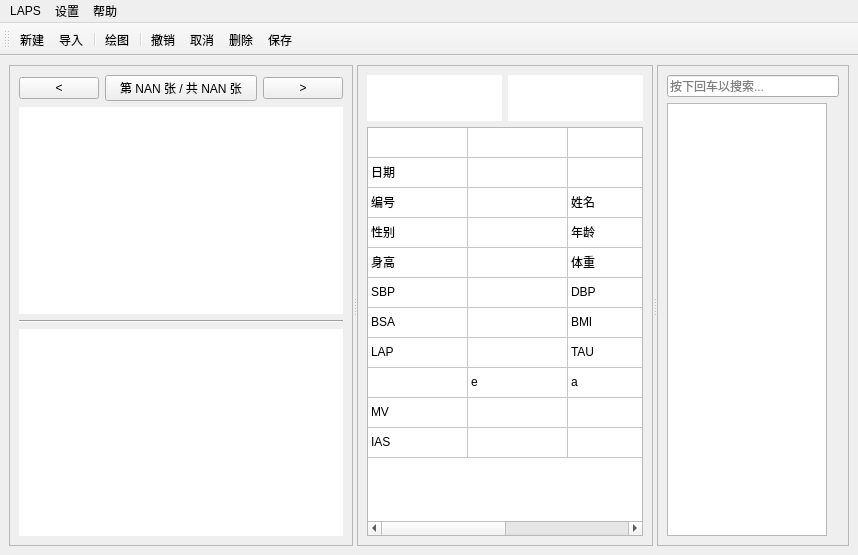
The window that UI/ui_index.ui (Orange-66/LAPS-v1.0) describes before a commit, drawn with Qt 5.
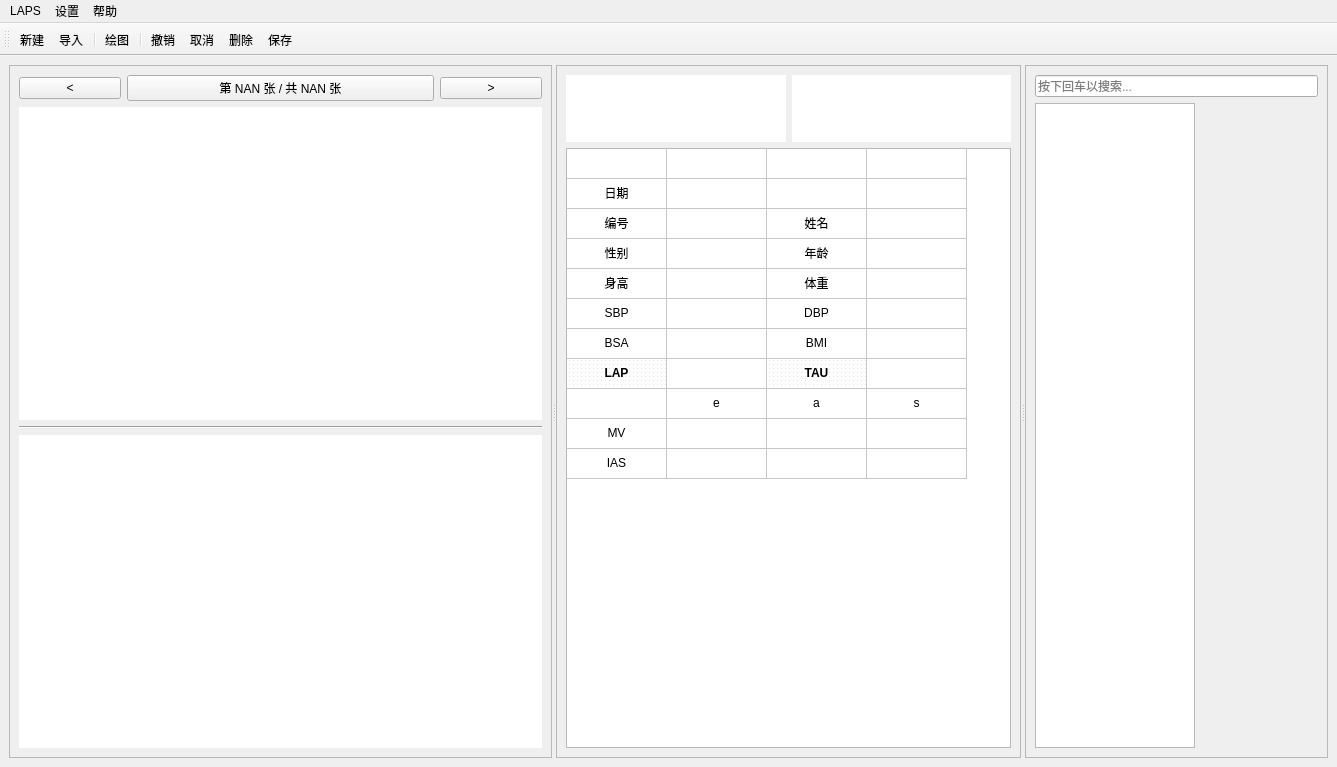
The same window after the commit. Icons and pictures are not drawn.

Patch:
```diff
--- a/UI/ui_index.ui
+++ b/UI/ui_index.ui
@@ -6,8 +6,8 @@
    <rect>
     <x>0</x>
     <y>0</y>
-    <width>858</width>
-    <height>555</height>
+    <width>1337</width>
+    <height>767</height>
    </rect>
   </property>
   <property name="windowTitle">
@@ -123,7 +123,7 @@
           <item>
            <widget class="QLabel" name="label_right_image">
             <property name="autoFillBackground">
-             <bool>true</bool>
+             <bool>false</bool>
             </property>
             <property name="styleSheet">
              <string notr="true">background:rgb(255, 255, 255)</string>
@@ -205,111 +205,430 @@
            <property name="text">
             <string>新建列</string>
            </property>
+           <property name="font">
+            <font>
+             <family>Microsoft JhengHei UI</family>
+            </font>
+           </property>
           </column>
           <column>
            <property name="text">
             <string>新建列</string>
            </property>
+           <property name="font">
+            <font>
+             <family>Microsoft YaHei UI</family>
+            </font>
+           </property>
           </column>
           <column>
            <property name="text">
             <string>新建列</string>
            </property>
+           <property name="font">
+            <font>
+             <family>Microsoft YaHei UI</family>
+            </font>
+           </property>
           </column>
           <column>
            <property name="text">
             <string>新建列</string>
            </property>
+           <property name="font">
+            <font>
+             <family>Microsoft YaHei UI</family>
+            </font>
+           </property>
           </column>
+          <item row="0" column="0">
+           <property name="text">
+            <string/>
+           </property>
+           <property name="flags">
+            <set>NoItemFlags</set>
+           </property>
+          </item>
+          <item row="0" column="1">
+           <property name="text">
+            <string/>
+           </property>
+           <property name="flags">
+            <set>NoItemFlags</set>
+           </property>
+          </item>
+          <item row="0" column="2">
+           <property name="text">
+            <string/>
+           </property>
+           <property name="flags">
+            <set>NoItemFlags</set>
+           </property>
+          </item>
+          <item row="0" column="3">
+           <property name="text">
+            <string/>
+           </property>
+           <property name="flags">
+            <set>NoItemFlags</set>
+           </property>
+          </item>
           <item row="1" column="0">
            <property name="text">
             <string>日期</string>
            </property>
+           <property name="textAlignment">
+            <set>AlignCenter</set>
+           </property>
+           <property name="flags">
+            <set>NoItemFlags</set>
+           </property>
+          </item>
+          <item row="1" column="1">
+           <property name="text">
+            <string/>
+           </property>
+           <property name="flags">
+            <set>NoItemFlags</set>
+           </property>
           </item>
           <item row="1" column="2">
            <property name="text">
             <string/>
            </property>
+           <property name="flags">
+            <set>NoItemFlags</set>
+           </property>
+          </item>
+          <item row="1" column="3">
+           <property name="text">
+            <string/>
+           </property>
+           <property name="flags">
+            <set>NoItemFlags</set>
+           </property>
           </item>
           <item row="2" column="0">
            <property name="text">
             <string>编号</string>
            </property>
+           <property name="textAlignment">
+            <set>AlignCenter</set>
+           </property>
+           <property name="flags">
+            <set>NoItemFlags</set>
+           </property>
+          </item>
+          <item row="2" column="1">
+           <property name="text">
+            <string/>
+           </property>
+           <property name="flags">
+            <set>NoItemFlags</set>
+           </property>
           </item>
           <item row="2" column="2">
            <property name="text">
             <string>姓名</string>
            </property>
+           <property name="textAlignment">
+            <set>AlignCenter</set>
+           </property>
+           <property name="flags">
+            <set>NoItemFlags</set>
+           </property>
+          </item>
+          <item row="2" column="3">
+           <property name="text">
+            <string/>
+           </property>
+           <property name="flags">
+            <set>NoItemFlags</set>
+           </property>
           </item>
           <item row="3" column="0">
            <property name="text">
             <string>性别</string>
            </property>
+           <property name="textAlignment">
+            <set>AlignCenter</set>
+           </property>
+           <property name="flags">
+            <set>NoItemFlags</set>
+           </property>
+          </item>
+          <item row="3" column="1">
+           <property name="text">
+            <string/>
+           </property>
+           <property name="flags">
+            <set>NoItemFlags</set>
+           </property>
           </item>
           <item row="3" column="2">
            <property name="text">
             <string>年龄</string>
            </property>
+           <property name="textAlignment">
+            <set>AlignCenter</set>
+           </property>
+           <property name="flags">
+            <set>NoItemFlags</set>
+           </property>
+          </item>
+          <item row="3" column="3">
+           <property name="text">
+            <string/>
+           </property>
+           <property name="flags">
+            <set>NoItemFlags</set>
+           </property>
           </item>
           <item row="4" column="0">
            <property name="text">
             <string>身高</string>
            </property>
+           <property name="textAlignment">
+            <set>AlignCenter</set>
+           </property>
+           <property name="flags">
+            <set>NoItemFlags</set>
+           </property>
+          </item>
+          <item row="4" column="1">
+           <property name="text">
+            <string/>
+           </property>
+           <property name="flags">
+            <set>NoItemFlags</set>
+           </property>
           </item>
           <item row="4" column="2">
            <property name="text">
             <string>体重</string>
            </property>
+           <property name="textAlignment">
+            <set>AlignCenter</set>
+           </property>
+           <property name="flags">
+            <set>NoItemFlags</set>
+           </property>
+          </item>
+          <item row="4" column="3">
+           <property name="text">
+            <string/>
+           </property>
+           <property name="flags">
+            <set>NoItemFlags</set>
+           </property>
           </item>
           <item row="5" column="0">
            <property name="text">
             <string>SBP</string>
            </property>
+           <property name="textAlignment">
+            <set>AlignCenter</set>
+           </property>
+           <property name="flags">
+            <set>NoItemFlags</set>
+           </property>
+          </item>
+          <item row="5" column="1">
+           <property name="text">
+            <string/>
+           </property>
+           <property name="flags">
+            <set>NoItemFlags</set>
+           </property>
           </item>
           <item row="5" column="2">
            <property name="text">
             <string>DBP</string>
            </property>
+           <property name="textAlignment">
+            <set>AlignCenter</set>
+           </property>
+           <property name="flags">
+            <set>NoItemFlags</set>
+           </property>
+          </item>
+          <item row="5" column="3">
+           <property name="text">
+            <string/>
+           </property>
+           <property name="flags">
+            <set>NoItemFlags</set>
+           </property>
           </item>
           <item row="6" column="0">
            <property name="text">
             <string>BSA</string>
            </property>
+           <property name="textAlignment">
+            <set>AlignCenter</set>
+           </property>
+           <property name="flags">
+            <set>NoItemFlags</set>
+           </property>
+          </item>
+          <item row="6" column="1">
+           <property name="text">
+            <string/>
+           </property>
+           <property name="flags">
+            <set>NoItemFlags</set>
+           </property>
           </item>
           <item row="6" column="2">
            <property name="text">
             <string>BMI</string>
            </property>
+           <property name="textAlignment">
+            <set>AlignCenter</set>
+           </property>
+           <property name="flags">
+            <set>NoItemFlags</set>
+           </property>
+          </item>
+          <item row="6" column="3">
+           <property name="text">
+            <string/>
+           </property>
+           <property name="flags">
+            <set>NoItemFlags</set>
+           </property>
           </item>
           <item row="7" column="0">
            <property name="text">
             <string>LAP</string>
            </property>
+           <property name="font">
+            <font>
+             <weight>75</weight>
+             <bold>true</bold>
+            </font>
+           </property>
+           <property name="textAlignment">
+            <set>AlignCenter</set>
+           </property>
+           <property name="background">
+            <brush brushstyle="Dense7Pattern">
+             <color alpha="255">
+              <red>230</red>
+              <green>230</green>
+              <blue>230</blue>
+             </color>
+            </brush>
+           </property>
+           <property name="flags">
+            <set>NoItemFlags</set>
+           </property>
+          </item>
+          <item row="7" column="1">
+           <property name="text">
+            <string/>
+           </property>
+           <property name="font">
+            <font>
+             <weight>75</weight>
+             <bold>true</bold>
+            </font>
+           </property>
+           <property name="flags">
+            <set>NoItemFlags</set>
+           </property>
           </item>
           <item row="7" column="2">
            <property name="text">
             <string>TAU</string>
            </property>
+           <property name="font">
+            <font>
+             <weight>75</weight>
+             <bold>true</bold>
+            </font>
+           </property>
+           <property name="textAlignment">
+            <set>AlignCenter</set>
+           </property>
+           <property name="background">
+            <brush brushstyle="Dense7Pattern">
+             <color alpha="255">
+              <red>230</red>
+              <green>230</green>
+              <blue>230</blue>
+             </color>
+            </brush>
+           </property>
+           <property name="flags">
+            <set>NoItemFlags</set>
+           </property>
+          </item>
+          <item row="7" column="3">
+           <property name="text">
+            <string/>
+           </property>
+           <property name="font">
+            <font>
+             <weight>75</weight>
+             <bold>true</bold>
+            </font>
+           </property>
+           <property name="flags">
+            <set>NoItemFlags</set>
+           </property>
+          </item>
+          <item row="8" column="0">
+           <property name="text">
+            <string/>
+           </property>
+           <property name="flags">
+            <set>NoItemFlags</set>
+           </property>
           </item>
           <item row="8" column="1">
            <property name="text">
             <string>e</string>
            </property>
+           <property name="textAlignment">
+            <set>AlignCenter</set>
+           </property>
+           <property name="flags">
+            <set>NoItemFlags</set>
+           </property>
           </item>
           <item row="8" column="2">
            <property name="text">
             <string>a</string>
            </property>
+           <property name="textAlignment">
+            <set>AlignCenter</set>
+           </property>
+           <property name="flags">
+            <set>NoItemFlags</set>
+           </property>
           </item>
           <item row="8" column="3">
            <property name="text">
             <string>s</string>
            </property>
+           <property name="textAlignment">
+            <set>AlignCenter</set>
+           </property>
+           <property name="flags">
+            <set>NoItemFlags</set>
+           </property>
           </item>
           <item row="9" column="0">
            <property name="text">
             <string>MV</string>
            </property>
+           <property name="textAlignment">
+            <set>AlignCenter</set>
+           </property>
+           <property name="flags">
+            <set>NoItemFlags</set>
+           </property>
           </item>
           <item row="9" column="1">
            <property name="text">
@@ -320,6 +639,12 @@
            <property name="text">
             <string>IAS</string>
            </property>
+           <property name="textAlignment">
+            <set>AlignCenter</set>
+           </property>
+           <property name="flags">
+            <set>NoItemFlags</set>
+           </property>
           </item>
          </widget>
         </item>
@@ -367,7 +692,7 @@
     <rect>
      <x>0</x>
      <y>0</y>
-     <width>858</width>
+     <width>1337</width>
      <height>26</height>
     </rect>
    </property>
```
